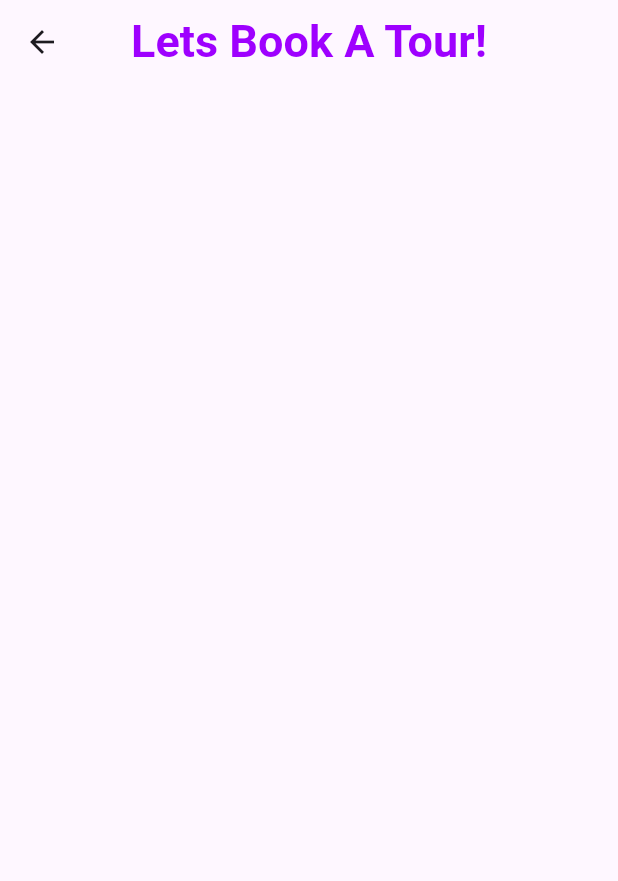
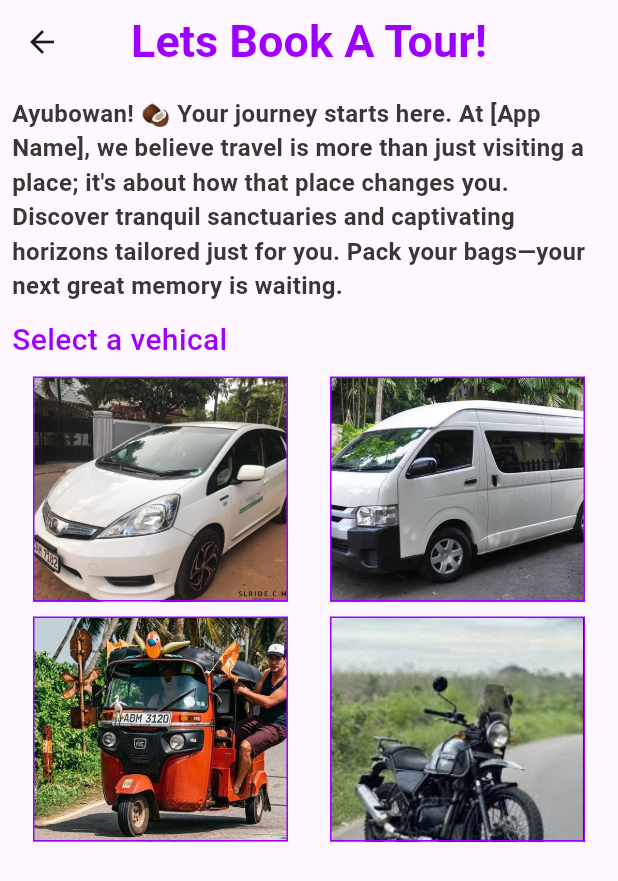
Before and after one commit to LahiruGayashan/nomad-travel-app, a Flutter app: the LestbookatourPage screen opened directly, on a phone screen of 412 x 824 dp. Shown: the top 881 px of the screen. Run offline on Flutter 3.47's test engine with Material 3 defaults, Android fonts, the phone set to English and light mode, and no system bars; network calls fail.

Commit message:
Add vehicle selection UI and images to booking page
Introduced a new SelectvehicalPage widget for vehicle selection and updated lestbookatour_page.dart to display selectable vehicle options with images. Added bike, car, tuk, and van images, and updated pubspec.yaml to include these assets.

```diff
--- a/nomad_travel_app/lib/pages/lestbookatour_page.dart
+++ b/nomad_travel_app/lib/pages/lestbookatour_page.dart
@@ -1,5 +1,6 @@
 import 'package:flutter/material.dart';
 import 'package:nomad_travel_app/utils/color.dart';
+import 'package:nomad_travel_app/widgets/selectvehical_page.dart';
 
 class LestbookatourPage extends StatelessWidget {
   const LestbookatourPage({super.key});
@@ -16,6 +17,77 @@ class LestbookatourPage extends StatelessWidget {
         ),
         centerTitle: true,
       ),
+      body: Padding(
+        padding: const EdgeInsets.all(8.0),
+        child: SingleChildScrollView(
+          child: Column(
+            crossAxisAlignment: CrossAxisAlignment.start,
+            children: [
+              Text("Ayubowan! 🥥 Your journey starts here. At [App Name], we believe travel is more than just visiting a place; it's about how that place changes you. Discover tranquil sanctuaries and captivating horizons tailored just for you. Pack your bags—your next great memory is waiting.",style: TextStyle(
+                      fontSize: 16,
+                      fontWeight: FontWeight.w700,
+                      color: mainTextColor,
+                    ),
+                    ),
+
+                    SizedBox(
+                      height: 10,
+                    ),
+
+                    Text("Select a vehical",
+                    style: TextStyle(
+                      color: nainColor,
+                      fontSize: 20,
+                      fontWeight: FontWeight.w500,
+                    ),
+                    ),
+
+                    SizedBox(
+                       height: 10,
+                    ),
+
+              Row(
+                mainAxisAlignment: MainAxisAlignment.spaceAround,
+                children: [
+                  SelectvehicalPage(
+                    height: 150,
+                    width: 170,
+                    vehical: "images/car.png",
+                  ),
+                  SelectvehicalPage(
+                   height: 150,
+                    width: 170,
+                    vehical: "images/van.jpg",
+                  ),
+                ],
+              ),
+              SizedBox(
+                height: 10,
+              ),
+              Row(
+                mainAxisAlignment: MainAxisAlignment.spaceAround,
+                 children: [
+                  SelectvehicalPage(
+                    height: 150,
+                    width: 170,
+                    vehical: "images/tuk.jpg",
+                  ),
+                  SelectvehicalPage(
+                    height: 150,
+                    width: 170,
+                    vehical: "images/bike.jpg",
+                  ),
+                 ],
+              ),
+
+              SizedBox(
+                height: 10,
+              ),
+
+            ],
+          ),
+        ),
+      ),
     );
   }
 }
--- /dev/null
+++ b/nomad_travel_app/lib/widgets/selectvehical_page.dart
@@ -0,0 +1,28 @@
+import 'package:flutter/material.dart';
+import 'package:nomad_travel_app/utils/color.dart';
+
+class SelectvehicalPage extends StatelessWidget {
+  final String vehical;
+  final double height;
+  final double width;
+
+  const SelectvehicalPage({
+    super.key,
+  required this.vehical,
+   required this.height,
+    required this.width});
+
+
+
+  @override
+  Widget build(BuildContext context) {
+    return Container(
+      height: height,
+      width:width,
+      decoration: BoxDecoration(
+        border: Border.all(color: nainColor, width: 1),
+        image: DecorationImage(image: AssetImage(vehical), fit: BoxFit.cover),
+      ),
+    );
+  }
+}
```
Also changed, not shown: nomad_travel_app/pubspec.yaml (+5 -12 lines), nomad_travel_app/images/bike.jpg (added), nomad_travel_app/images/car.png (added), nomad_travel_app/images/tuk.jpg (added), nomad_travel_app/images/van.jpg (added).
